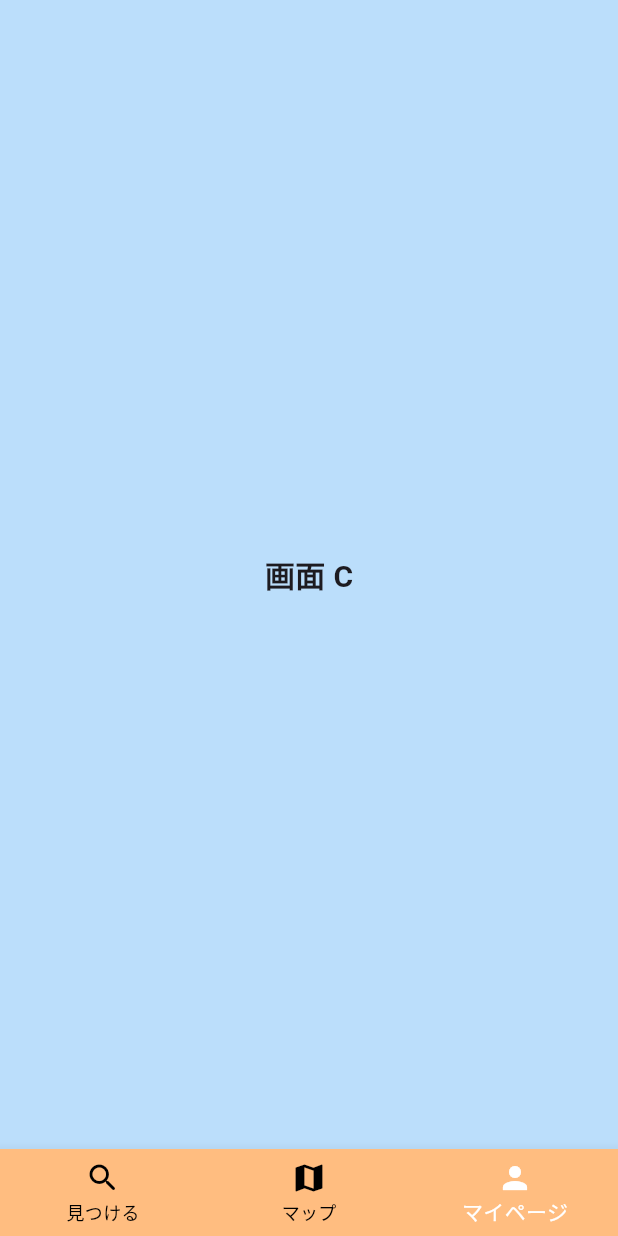
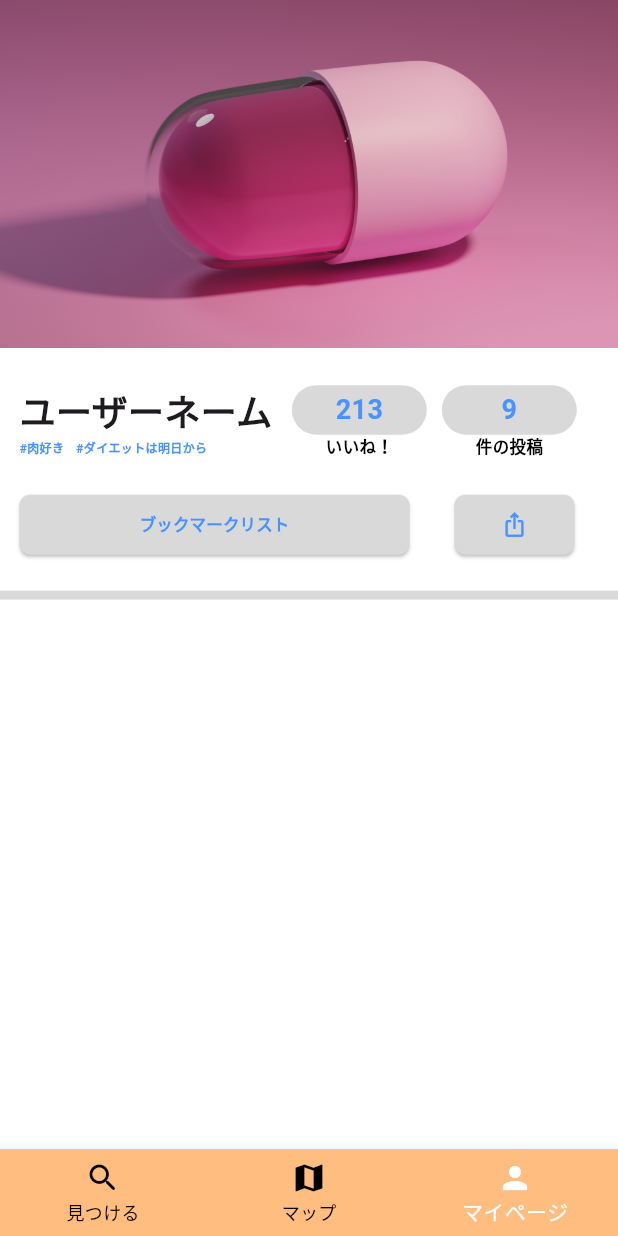
Before and after one commit to yambaru-hackathon/Group-7, a Flutter app: the screen it shows after launch, item 3 of the bottom bar chosen, on a phone screen of 412 x 824 dp. Run offline on Flutter 3.47's test engine with Material 3 defaults, Android fonts, the light colour scheme and no system bars; our stand-ins replace flutter_riverpod.

Commit message:
とりあえず上半分

```diff
--- a/lib/mypage.dart
+++ b/lib/mypage.dart
@@ -6,15 +6,166 @@ class Mypage extends StatelessWidget {
   @override
   Widget build(BuildContext context) {
     return Scaffold(
-      backgroundColor: Colors.blue[100],
-      body: const Center(
-        child: Text(
-          '画面 C',
-          style: TextStyle(
-            fontSize: 20,
-            fontWeight: FontWeight.bold,
+      backgroundColor: Colors.white,
+      body: Column(
+        crossAxisAlignment: CrossAxisAlignment.start,
+        children: [
+          Image.asset('images/Kapsel.png'),
+          SizedBox(height: 25),
+          Row(
+            mainAxisAlignment: MainAxisAlignment.start,
+            children: [
+                SizedBox(width: 13,),
+                Column(
+                  crossAxisAlignment: CrossAxisAlignment.start,
+                  children: [
+                    Text(
+                    'ユーザーネーム',
+                      style: TextStyle(
+                      fontSize: 24,
+                      fontWeight: FontWeight.w900,
+                      ),
+                    ),
+                    SizedBox(height: 2,),
+                    Row(
+                      children: [
+                        Text(
+                        '#肉好き',
+                          style: TextStyle(
+                          fontSize: 8,
+                          fontWeight: FontWeight.bold,
+                          color: const Color(0xFF4992FF),
+                          ),
+                        ),
+                        SizedBox(width: 8,),
+                        Text(
+                        '#ダイエットは明日から',
+                          style: TextStyle(
+                          fontSize: 8,
+                          fontWeight: FontWeight.bold,
+                          color: const Color(0xFF4992FF),
+                          ),
+                        ),
+                      ],
+                    ),
+                  ],
+                ),
+              SizedBox(width: 13,),
+              Column(
+                children: [
+                  // SizedBox(height: 20,),
+                  Container(
+                    width: 90,
+                    height: 33,
+                    decoration: BoxDecoration(
+                      color: const Color(0xFFD9D9D9),
+                      borderRadius: BorderRadius.circular(36),
+                    ),
+                    child: Center(
+                      child: Text(
+                        '213',
+                        style: TextStyle(
+                        fontSize: 18,
+                        fontWeight: FontWeight.bold,
+                        color: const Color(0xFF4992FF),
+                        ),
+                      ),
+                    ),
+                  ),
+                  Text(
+                    'いいね！',
+                    style: TextStyle(
+                    fontSize: 11,
+                    fontWeight: FontWeight.w600,
+                    color: Colors.black,
+                    ),
+                  ),
+                ],
+              ),
+              SizedBox(width: 10,),
+              Column(
+                children: [
+                  Container(
+                    width: 90,
+                    height: 33,
+                    decoration: BoxDecoration(
+                      color: const Color(0xFFD9D9D9),
+                      borderRadius: BorderRadius.circular(36),
+                    ),
+                    child: Center(
+                      child: Text(
+                        '9',
+                        style: TextStyle(
+                        fontSize: 18,
+                        fontWeight: FontWeight.bold,
+                        color: const Color(0xFF4992FF),
+                        ),
+                      ),
+                    ),
+                  ),
+                  Text(
+                    '件の投稿',
+                    style: TextStyle(
+                    fontSize: 11,
+                    fontWeight: FontWeight.bold,
+                    color: Colors.black,
+                    ),
+                  ),
+                ],
+              ),
+            ],
           ),
-        ),
+          SizedBox(height: 20,),
+          Row(
+            children: [
+              SizedBox(width: 13,),
+              ElevatedButton(
+                style: ElevatedButton.styleFrom(
+                  fixedSize: const Size(260,33),
+                  backgroundColor: const Color(0xFFD9D9D9),
+                  shape: RoundedRectangleBorder(
+                      borderRadius: BorderRadius.circular(7),
+                  ),
+                ),
+              onPressed: () { /* ボタンがタップされた時の処理 */ },
+              child: Text(
+                'ブックマークリスト',
+                  style: TextStyle(
+                  fontSize: 11,
+                  fontWeight: FontWeight.w600,
+                  color: const Color(0xFF4992FF),
+                  ),
+                ),
+              ),
+
+              SizedBox(width: 30,),
+
+              ElevatedButton(
+                style: ElevatedButton.styleFrom(
+                  fixedSize: const Size(80,33),
+                  backgroundColor: const Color(0xFFD9D9D9),
+                  shape: RoundedRectangleBorder(
+                      borderRadius: BorderRadius.circular(7),
+                  ),
+                ),
+              onPressed: () { /* ボタンがタップされた時の処理 */ },
+              child: Center(
+                child: Icon(
+                  Icons.ios_share,
+                  color: const Color(0xFF4992FF),
+                  ),
+              )
+              ),
+            ],
+          ),
+        SizedBox(height: 20,),
+        Container(
+          width: double.infinity,
+          height: 6,
+          color: const Color(0xFFD9D9D9),
+        )
+
+        ],
       ),
     );
   }
--- a/pubspec.yaml
+++ b/pubspec.yaml
@@ -31,6 +31,7 @@ dependencies:
   flutter:
     sdk: flutter
   flutter_riverpod:
+  google_fonts:
 
 
   # The following adds the Cupertino Icons font to your application.
@@ -58,6 +59,9 @@ flutter:
   # included with your application, so that you can use the icons in
   # the material Icons class.
   uses-material-design: true
+
+  assets:
+    - images/
 
   # To add assets to your application, add an assets section, like this:
   # assets:
```
Also changed, not shown: images/Kapsel.png (added), pubspec.lock, 7 other files.
